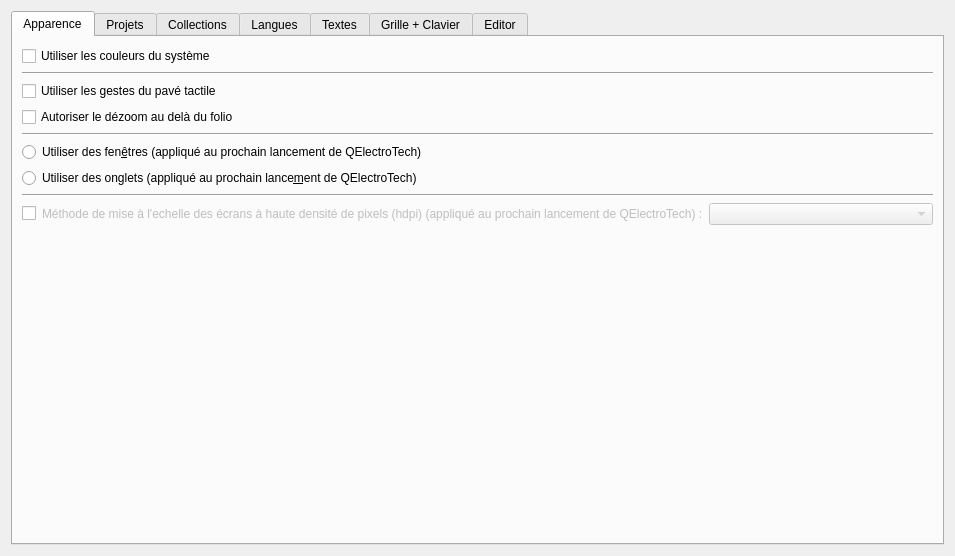
Old version of the form sources/ui/configpage/generalconfigurationpage.ui in the repository qelectrotech/qelectrotech-source-mirror.
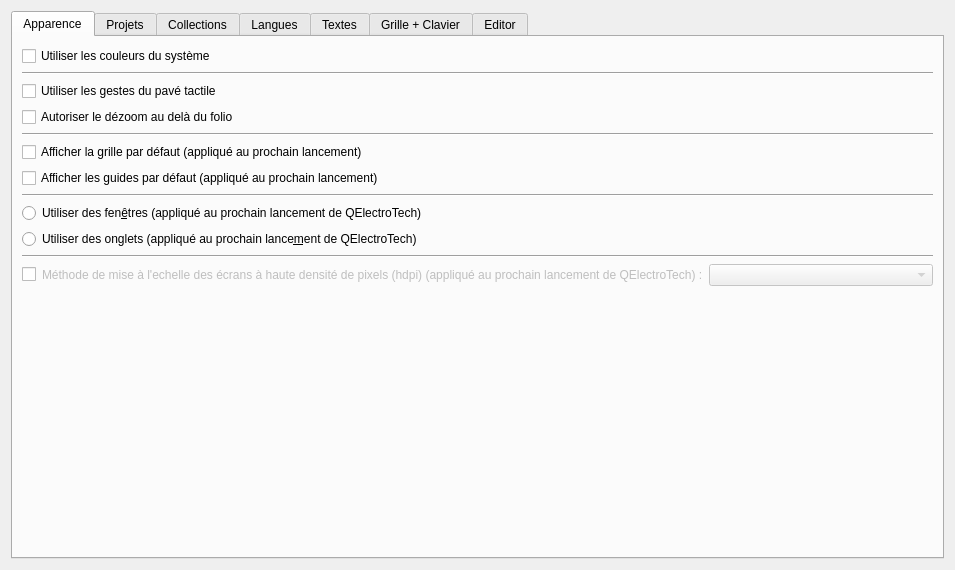
New version of the form. The open tabs and pages were chosen to show the change.

Diff of the .ui file:
```diff
--- a/sources/ui/configpage/generalconfigurationpage.ui
+++ b/sources/ui/configpage/generalconfigurationpage.ui
@@ -7,7 +7,7 @@
     <x>0</x>
     <y>0</y>
     <width>955</width>
-    <height>556</height>
+    <height>570</height>
    </rect>
   </property>
   <property name="windowTitle">
@@ -59,6 +59,27 @@
          </property>
         </widget>
        </item>
+       <item>
+        <widget class="QCheckBox" name="grid_startup_cb">
+         <property name="text">
+          <string>Afficher la grille par défaut (appliqué au prochain lancement)</string>
+         </property>
+        </widget>
+       </item>
+       <item>
+        <widget class="QCheckBox" name="guides_startup_cb">
+         <property name="text">
+          <string>Afficher les guides par défaut (appliqué au prochain lancement)</string>
+         </property>
+        </widget>
+       </item>
+       <item>
+        <widget class="Line" name="line_5">
+         <property name="orientation">
+          <enum>Qt::Horizontal</enum>
+         </property>
+        </widget>
+       </item>
        <item>
         <widget class="QRadioButton" name="m_use_windows_mode_rb">
          <property name="text">
```
Left out of the diff: 99 changed lines with no effect on the pictures.
